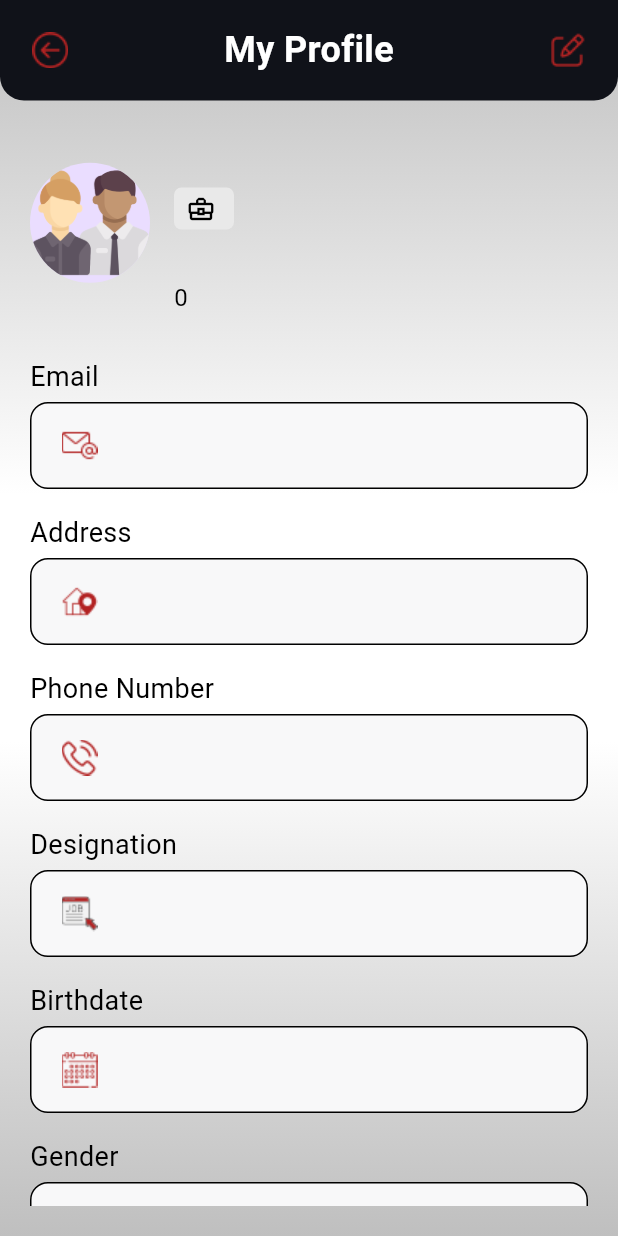
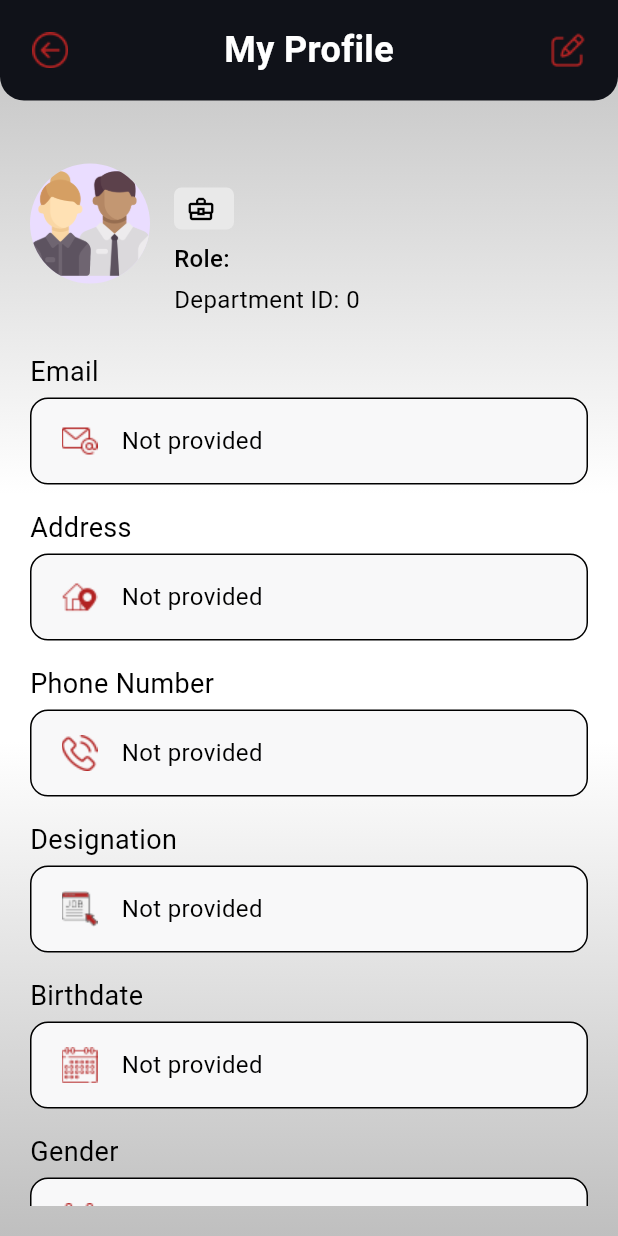
Before and after one commit to iman-om/hrm_frontend, a Flutter app: the EmployeeProfilePage screen opened by its route, on a phone screen of 412 x 824 dp. Run offline on Flutter 3.47's test engine with Material 3 defaults, Android fonts, the light colour scheme and no system bars; our stand-ins replace get, shared_preferences; accounts and stored records are empty; Roboto replaces fonts that are missing (WorkSans, WorkSans-SemiBold).

```diff
--- a/lib/common/data/models/user_model.dart
+++ b/lib/common/data/models/user_model.dart
@@ -16,7 +16,7 @@ class User {
   final int hrmConfigId;
   final String photo;
   final String status;
-  final String role;
+  String role;
   // Constructor
   User({
     required this.id,
@@ -36,7 +36,7 @@ class User {
     required this.hrmConfigId,
     required this.photo,
     required this.status,
-    required this.role,
+    this.role = 'employee',
   });
 
   // Factory method to create a User from JSON
@@ -50,7 +50,7 @@ class User {
       address: json['address'] ?? '',
       phone: json['phone'] ?? '',
       designation: json['designation'] ?? '',
-      departmentId: json['department_id'] ?? 0,
+      departmentId: json['departement_id'] ?? 0,
       gender: json['gender'] ?? '',
       bankName: json['bank_name'] ?? '',
       bankRIB: json['bank_RIB'] ?? '',
@@ -59,7 +59,7 @@ class User {
       hrmConfigId: json['hrm_config_id'] ?? 0,
       photo: json['photo'] ?? '',
       status: json['status'] ?? '',
-      role: '',
+       role: json['role'] ?? 'employee',
     );
   }
 
@@ -83,6 +83,7 @@ class User {
       'hrm_config_id': hrmConfigId,
       'photo': photo,
       'status': status,
+      'role': role,
     };
   }
 }
--- a/lib/employee_app/features/profile/view/view.dart
+++ b/lib/employee_app/features/profile/view/view.dart
@@ -226,7 +226,6 @@
 //     );
 //   }
 // }
-
 import 'package:flutter/material.dart';
 import 'package:get/get.dart';
 import 'package:hrm_front/common/data/models/user_model.dart';
@@ -257,65 +256,45 @@ class EmployeeProfilePage extends StatelessWidget {
               onPressedLeftBtn: () {
                 Get.back();
               },
-              // onPressedRightBtn: () {
-              //   // navigation to edit profile screen
-              //   // Get.to(EditProfileScreen());
-              // },
             ),
             Expanded(
               child: Padding(
                 padding: const EdgeInsets.all(20.0),
-                child: GetBuilder<ProfileController>(
-                  init: profileController,
-                  builder: (controller) {
-                    final userProfile = controller.userProfile.value;
-
-                    if (controller.isLoading.value) {
+                child: Obx(() {
+                  if (profileController.isLoading.value) {
                     return const Center(child: CircularProgressIndicator());
                   }
+
+                  if (profileController.errorMessage.isNotEmpty) {
+                    return Center(
+                      child: Text(
+                        profileController.errorMessage.value,
+                        style: const TextStyle(color: Colors.red),
+                      ),
+                    );
+                  }
+
+                  final userProfile = profileController.userProfile.value;
 
                   return SingleChildScrollView(
                     child: Column(
                       crossAxisAlignment: CrossAxisAlignment.start,
                       children: [
                         buildProfileHeader(userProfile),
-                          Padding(
-                            padding: const EdgeInsets.symmetric(vertical: 8.0),
-                            child: Column(
-                              crossAxisAlignment: CrossAxisAlignment.start,
-                              children: [
-                                SizedBox(height: 4),
-                              ],
-                            ),
-                          ),
-                          buildProfileDetail('Email', userProfile.email,
-                              'assets/icons/email.png'),
-                          buildProfileDetail('Address', userProfile.address,
-                              'assets/icons/address.png'),
-                          buildProfileDetail('Phone Number', userProfile.phone,
-                              'assets/icons/phone.png'),
-                          buildProfileDetail(
-                              'Designation',
-                              userProfile.designation,
-                              'assets/icons/posting.png'),
-                          buildProfileDetail('Birthdate', userProfile.dateBirth,
-                              'assets/icons/calendar.png'),
-                          buildProfileDetail('Gender', userProfile.gender,
-                              'assets/icons/gender.png'),
-                          buildProfileDetail('Bank Name', userProfile.bankName,
-                              'assets/icons/bank.png'),
-                          buildProfileDetail('Bank RIB', userProfile.bankRIB,
-                              'assets/icons/card.png'),
-                          buildProfileDetail(
-                              'Social Security Number',
-                              userProfile.insuranceNumber,
-                              'assets/icons/id-card.png'),
-
+                        const SizedBox(height: 16), // Spacing between sections
+                        buildProfileDetail('Email', userProfile.email, 'assets/icons/email.png'),
+                        buildProfileDetail('Address', userProfile.address, 'assets/icons/address.png'),
+                        buildProfileDetail('Phone Number', userProfile.phone, 'assets/icons/phone.png'),
+                        buildProfileDetail('Designation', userProfile.designation, 'assets/icons/posting.png'),
+                        buildProfileDetail('Birthdate', userProfile.dateBirth, 'assets/icons/calendar.png'),
+                        buildProfileDetail('Gender', userProfile.gender, 'assets/icons/gender.png'),
+                        buildProfileDetail('Bank Name', userProfile.bankName, 'assets/icons/bank.png'),
+                        buildProfileDetail('Bank RIB', userProfile.bankRIB, 'assets/icons/card.png'),
+                        buildProfileDetail('Social Security Number', userProfile.insuranceNumber, 'assets/icons/id-card.png'),
                       ],
                     ),
                   );
-                  },
-                ),
+                }),
               ),
             ),
           ],
@@ -333,10 +312,8 @@ class EmployeeProfilePage extends StatelessWidget {
             CircleAvatar(
               radius: 40,
               backgroundImage: userProfile.photo.isNotEmpty
-                ? NetworkImage(userProfile.photo)
-                : const AssetImage(
-                    'assets/icons/employees.png', // Placeholder image
-                  ),
+                  ? NetworkImage(userProfile.photo) as ImageProvider
+                  : const AssetImage('assets/icons/employees.png'),
             ),
             const SizedBox(width: 16),
             Column(
@@ -353,16 +330,14 @@ class EmployeeProfilePage extends StatelessWidget {
                 ),
                 const SizedBox(height: 4),
                 Container(
-                padding:
-                    const EdgeInsets.symmetric(horizontal: 8, vertical: 4),
+                  padding: const EdgeInsets.symmetric(horizontal: 8, vertical: 4),
                   decoration: BoxDecoration(
                     color: const Color(0xFFE9E9E9),
                     borderRadius: BorderRadius.circular(5),
                   ),
                   child: Row(
                     children: [
-                    const Icon(Icons.business_center_outlined,
-                        color: Color.fromARGB(255, 0, 0, 0), size: 20),
+                      const Icon(Icons.business_center_outlined, color: Color.fromARGB(255, 0, 0, 0), size: 20),
                       const SizedBox(width: 4),
                       Text(
                         userProfile.designation,
@@ -377,16 +352,17 @@ class EmployeeProfilePage extends StatelessWidget {
                 ),
                 const SizedBox(height: 8),
                 Text(
-                userProfile.role, // Display the role
+                  'Role: ${userProfile.role}', // Display role
                   style: const TextStyle(
                     fontFamily: AppConstants.fontApp,
                     color: Colors.black,
                     fontSize: 16,
+                    fontWeight: FontWeight.w500,
                   ),
                 ),
                 const SizedBox(height: 4), // Optional spacing
                 Text(
-                userProfile.departmentId.toString(),
+                  'Department ID: ${userProfile.departmentId}',
                   style: const TextStyle(
                     fontFamily: AppConstants.fontApp,
                     color: Colors.black,
@@ -400,7 +376,6 @@ class EmployeeProfilePage extends StatelessWidget {
       ],
     );
   }
-
 
   Widget buildProfileDetail(String title, String value, String iconPath) {
     return Padding(
@@ -422,18 +397,20 @@ class EmployeeProfilePage extends StatelessWidget {
             decoration: BoxDecoration(
               color: AppColors.whiteColor,
               borderRadius: BorderRadius.circular(12),
-              border: Border.all(color:Colors.black)
+              border: Border.all(color: Colors.black),
             ),
             child: Row(
               children: [
                 Image.asset(iconPath, height: 40, width: 40),
                 const SizedBox(width: 8),
-                Text(
-                  value,
+                Expanded(
+                  child: Text(
+                    value.isNotEmpty ? value : 'Not provided', // Handle empty values
                     style: const TextStyle(
                       color: Colors.black,
                       fontSize: 16,
                       fontFamily: AppConstants.fontApp,
+                    ),
                   ),
                 ),
               ],
--- a/pubspec.yaml
+++ b/pubspec.yaml
@@ -19,7 +19,7 @@
 version: 1.0.0+1
 
 environment:
-  sdk: ^3.6.0-216.1.beta
+  sdk: ">=3.0.0 <4.0.0"
 
 # Dependencies specify other packages that your package needs in order to work.
 # To automatically upgrade your package dependencies to the latest versions
```
Also changed, not shown: lib/common/data/api/profile_api.dart (+6 -2 lines), lib/employee_app/features/profile/controller/profile_controller.dart (+24 -7 lines), pubspec.lock. Lines whose indentation alone changed are shown as unchanged.
